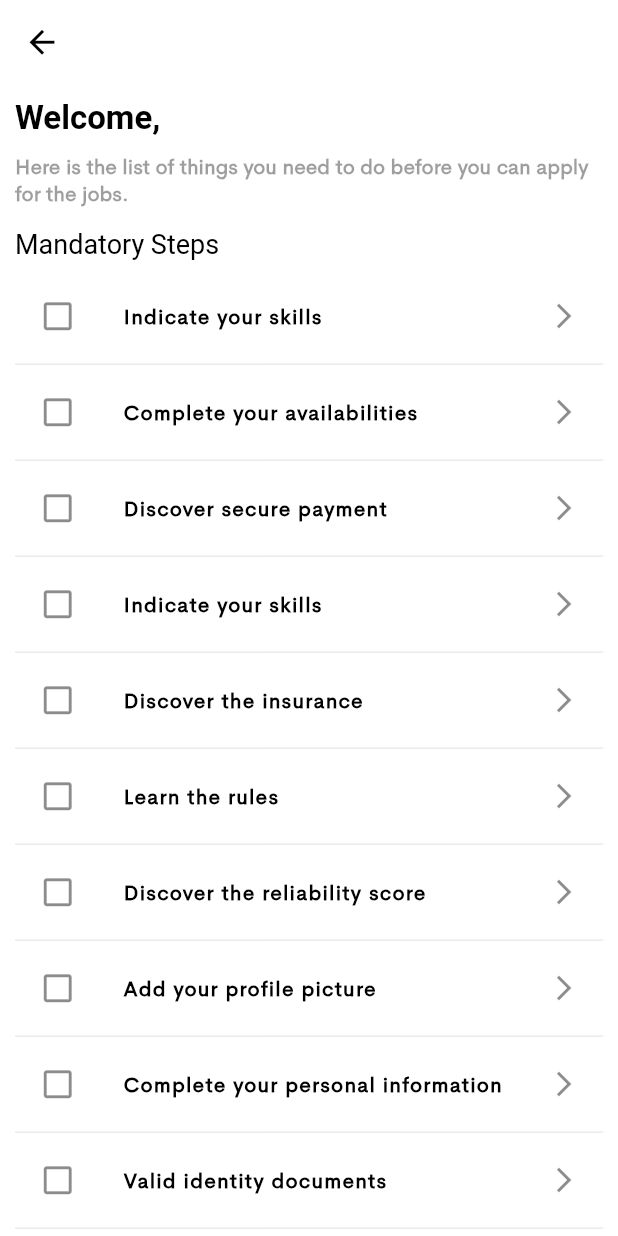
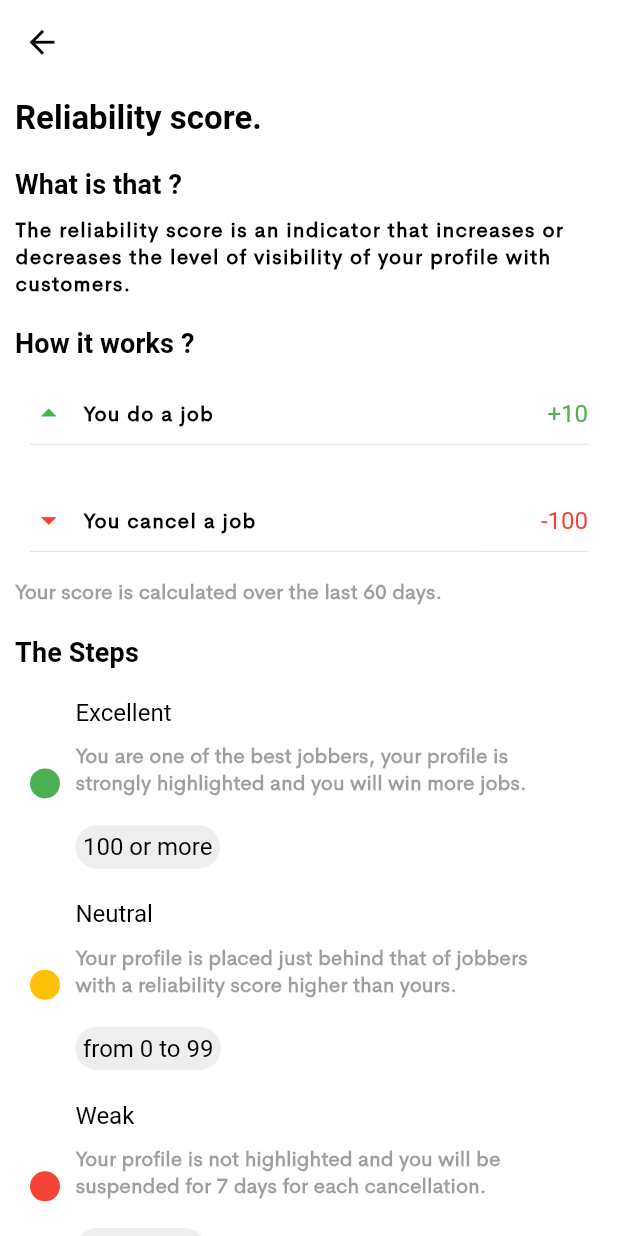
Before and after one commit to bilawal786/mister_jobby_jobber, a Flutter app: the MandatoryStepsScreen screen opened by its route, after a tap on "Discover the reliability score", on a phone screen of 412 x 824 dp. Run offline on Flutter 3.47's test engine with Material 2 defaults, Android fonts, the phone set to English and light mode, and no system bars; our stand-ins replace easy_localization, google_maps_flutter; network calls fail; Roboto replaces fonts that are missing (Cerebri Sans Bold).

Commit message:
learn rules screen, reliability screen insurance screen added

```diff
--- a/lib/helper/routes.dart
+++ b/lib/helper/routes.dart
@@ -10,6 +10,9 @@ class MyRoutes {
   static const String AVAILABILITIESSCREENROUTE = "Availabilities-Steps-Screen";
   static const String PROGRESSSERVICESROUTE = "Progress-Service-Screen";
   static const String INDICATESKILLSROUTE = "Indicate-Skills-Screen";
+  static const String INSURANCESCREENROUTE = "Mister-Jobby-Insurance-Screen";
+  static const String LEARNRULESSCREENROUTE = "Learn-Rules-Screen";
+  static const String RELIABILITYSCOREROUTE = "Reliability-Score-Screen";
 
   static String BASEURL = 'https://misterjobby.ikaedigital.com/api';
   static String IMAGEURL = 'https://misterjobby.ikaedigital.com/';
--- /dev/null
+++ b/lib/screens/auth_screens/mandatory_steps/reliability_score_step/reliability_score_step_screen.dart
@@ -0,0 +1,256 @@
+import 'package:easy_localization/easy_localization.dart';
+import 'package:flutter/material.dart';
+import 'package:mister_jobby_jobber/widgets/const_widgets/custom_button.dart';
+import 'package:mister_jobby_jobber/widgets/const_widgets/custom_list_tile.dart';
+
+class ReliabilityScoreScreen extends StatelessWidget {
+  const ReliabilityScoreScreen({Key? key}) : super(key: key);
+
+  @override
+  Widget build(BuildContext context) {
+    return Scaffold(
+      appBar: AppBar(
+        backgroundColor: Colors.white,
+        elevation: 0,
+        iconTheme: const IconThemeData(
+          color: Colors.black,
+          size: 25,
+        ),
+      ),
+      body: SingleChildScrollView(
+        child: Column(
+          crossAxisAlignment: CrossAxisAlignment.start,
+          children: <Widget>[
+            Padding(
+              padding: const EdgeInsets.all(10.0),
+              child: Column(
+                crossAxisAlignment: CrossAxisAlignment.start,
+                children: <Widget>[
+                  Text(
+                    "Reliability score.",
+                    style: Theme.of(context).textTheme.titleMedium,
+                  ).tr(),
+                  SizedBox(
+                    height: MediaQuery.of(context).size.width / 20,
+                  ),
+                  Text(
+                    "What is that ?", style: Theme.of(context).textTheme.titleSmall,
+                  ).tr(),
+                  SizedBox(
+                    height: MediaQuery.of(context).size.width / 40,
+                  ),
+                  Text("The reliability score is an indicator that increases or decreases the level of visibility of your profile with customers.",
+                  style: Theme.of(context).textTheme.bodySmall,).tr(),
+                  SizedBox(
+                    height: MediaQuery.of(context).size.width / 20,
+                  ),
+                  Text(
+                    "How it works ?", style: Theme.of(context).textTheme.titleSmall,
+                  ).tr(),
+                  SizedBox(
+                    height: MediaQuery.of(context).size.width / 30,
+                  ),
+                  Padding(
+                    padding: const EdgeInsets.all(10.0),
+                    child: Column(
+                      children: <Widget>[
+                        Row(
+                          mainAxisAlignment: MainAxisAlignment.start,
+                          children: <Widget>[
+                            const Icon(Icons.arrow_drop_up, size: 25,color: Colors.green,),
+                            SizedBox(
+                              width: MediaQuery.of(context).size.width / 40,
+                            ),
+                            Text("You do a job", style: Theme.of(context).textTheme.bodySmall,).tr(),
+                            const Spacer(),
+                            const Text("+10", style: TextStyle(fontSize: 16, color: Colors.green,),),
+                          ],
+                        ),
+                        const Divider(),
+                      ],
+                    ),
+                  ),
+                  SizedBox(
+                    height: MediaQuery.of(context).size.width / 40,
+                  ),
+                  Padding(
+                    padding: const EdgeInsets.all(10.0),
+                    child: Column(
+                      children: <Widget>[
+                        Row(
+                          mainAxisAlignment: MainAxisAlignment.start,
+                          children: <Widget>[
+                            const Icon(Icons.arrow_drop_down, size: 25,color: Colors.red,),
+                            SizedBox(
+                              width: MediaQuery.of(context).size.width / 40,
+                            ),
+                            Text("You cancel a job", style: Theme.of(context).textTheme.bodySmall,).tr(),
+                            const Spacer(),
+                            const Text("-100", style: TextStyle(fontSize: 16, color: Colors.red,),),
+                          ],
+                        ),
+                        const Divider(),
+                      ],
+                    ),
+                  ),
+                  Text("Your score is calculated over the last 60 days.", style: Theme.of(context).textTheme.labelMedium,).tr(),
+                  SizedBox(
+                    height: MediaQuery.of(context).size.width / 20,
+                  ),
+                  Text("The Steps", style: Theme.of(context).textTheme.titleSmall,).tr(),
+                  SizedBox(
+                    height: MediaQuery.of(context).size.width / 40,
+                  ),
+                  Padding(
+                    padding: const EdgeInsets.all(10.0),
+                    child: Column(
+                      children: <Widget>[
+                        Row(
+                          children: <Widget>[
+                            Container(
+                              padding: const EdgeInsets.all(10),
+                              decoration: const BoxDecoration(
+                                color: Colors.green,
+                                shape: BoxShape.circle,
+                              ),
+                            ),
+                            SizedBox(width: MediaQuery.of(context).size.width / 40,),
+                            Column(
+                              crossAxisAlignment: CrossAxisAlignment.start,
+                              children: <Widget>[
+                                Text("Excellent", style: Theme.of(context).textTheme.bodyMedium,).tr(),
+                                SizedBox(height: MediaQuery.of(context).size.width / 40,),
+                                SizedBox(
+                                  width: MediaQuery.of(context).size.width / 1.3,
+                                  height: MediaQuery.of(context).size.width / 8.2,
+                                  child: Text("You are one of the best jobbers, your profile is strongly highlighted and you will win more jobs.",
+                                    style: Theme.of(context).textTheme.labelMedium,),
+                                ),
+                                SizedBox(height: MediaQuery.of(context).size.width / 80,),
+                                Container(
+                                  padding: const EdgeInsets.all(5.0),
+                                  decoration: BoxDecoration(
+                                    color: Colors.grey.shade200,
+                                    borderRadius: BorderRadius.circular(20.0),
+                                  ),
+                                  child: Text("100 or more", style: Theme.of(context).textTheme.bodyMedium,),
+                                ),
+                              ],
+                            ),
+                          ],
+                        ),
+                        SizedBox(height: MediaQuery.of(context).size.width / 20,),
+                        Row(
+                          children: <Widget>[
+                            Container(
+                              padding: const EdgeInsets.all(10),
+                              decoration: const BoxDecoration(
+                                color: Colors.amber,
+                                shape: BoxShape.circle,
+                              ),
+                            ),
+                            SizedBox(width: MediaQuery.of(context).size.width / 40,),
+                            Column(
+                              crossAxisAlignment: CrossAxisAlignment.start,
+                              children: <Widget>[
+                                Text("Neutral", style: Theme.of(context).textTheme.bodyMedium,).tr(),
+                                SizedBox(height: MediaQuery.of(context).size.width / 40,),
+                                SizedBox(
+                                  width: MediaQuery.of(context).size.width / 1.3,
+                                  height: MediaQuery.of(context).size.width / 8.2,
+                                  child: Text("Your profile is placed just behind that of jobbers with a reliability score higher than yours.",
+                                    style: Theme.of(context).textTheme.labelMedium,),
+                                ),
+                                SizedBox(height: MediaQuery.of(context).size.width / 80,),
+                                Container(
+                                  padding: const EdgeInsets.all(5.0),
+                                  decoration: BoxDecoration(
+                                    color: Colors.grey.shade200,
+                                    borderRadius: BorderRadius.circular(20.0),
+                                  ),
+                                  child: Text("from 0 to 99", style: Theme.of(context).textTheme.bodyMedium,),
+                                ),
+                              ],
+                            ),
+                          ],
+                        ),
+                        SizedBox(height: MediaQuery.of(context).size.width / 20,),
+                        Row(
+                          children: <Widget>[
+                            Container(
+                              padding: const EdgeInsets.all(10),
+                              decoration: const BoxDecoration(
+                                color: Colors.red,
+                                shape: BoxShape.circle,
+                              ),
+                            ),
+                            SizedBox(width: MediaQuery.of(context).size.width / 40,),
+                            Column(
+                              crossAxisAlignment: CrossAxisAlignment.start,
+                              children: <Widget>[
+                                Text("Weak", style: Theme.of(context).textTheme.bodyMedium,).tr(),
+                                SizedBox(height: MediaQuery.of(context).size.width / 40,),
+                                SizedBox(
+                                  width: MediaQuery.of(context).size.width / 1.3,
+                                  height: MediaQuery.of(context).size.width / 8.2,
+                                  child: Text("Your profile is not highlighted and you will be suspended for 7 days for each cancellation.",
+                                    style: Theme.of(context).textTheme.labelMedium,),
+                                ),
+                                SizedBox(height: MediaQuery.of(context).size.width / 80,),
+                                Container(
+                                  padding: const EdgeInsets.all(5.0),
+                                  decoration: BoxDecoration(
+                                    color: Colors.grey.shade200,
+                                    borderRadius: BorderRadius.circular(20.0),
+                                  ),
+                                  child: Text("less than 0", style: Theme.of(context).textTheme.bodyMedium,),
+                                ),
+                              ],
+                            ),
+                          ],
+                        ),
+                      ],
+                    ),
+                  ),
+                  SizedBox(height: MediaQuery.of(context).size.width / 20,),
+                  Text(
+                    "How do I increase my reliability score?", style: Theme.of(context).textTheme.titleSmall,
+                  ).tr(),
+                  SizedBox(
+                    height: MediaQuery.of(context).size.width / 40,
+                  ),
+                  const CustomListTile(leadingIcon: Icons.date_range, title: "Check that you are available" , subTitle: "You apply for dates and times that must be respected. Update your Mister Jobby agenda regularly to make sure you never have to cancel."),
+                  const Divider(),
+                  SizedBox(
+                    height: MediaQuery.of(context).size.width / 40,
+                  ),
+                  const CustomListTile(leadingIcon: Icons.scatter_plot_outlined, title: "Make sure you have the skills and materials" , subTitle: "Before offering your services, read the content of each request carefully to verify that you can perform the mission well."),
+                  const Divider(),
+                  SizedBox(
+                    height: MediaQuery.of(context).size.width / 40,
+                  ),
+                  const CustomListTile(leadingIcon: Icons.watch_later_outlined, title: "Respect your hourly rate" , subTitle: "You choose your hourly pay and validate it online. No packages, no cash, no surprises for you or your client."),
+                  const Divider(),
+                  SizedBox(
+                    height: MediaQuery.of(context).size.width / 40,
+                  ),
+                  const CustomListTile(leadingIcon: Icons.gps_fixed, title: "Adjust your intervention area" , subTitle: "Adjust your area of intervention to find jobs near you."),
+                  const Divider(),
+                  SizedBox(
+                    height: MediaQuery.of(context).size.width / 40,
+                  ),
+                  const CustomListTile(leadingIcon: Icons.message_rounded, title: "Communicate with your customer" , subTitle: "Relationships are essential! Have exemplary behavior, be polite, available and attentive. If you have an unforeseen event, call your client to arrange it with him."),
+                  const Divider(),
+                  SizedBox(
+                    height: MediaQuery.of(context).size.width / 40,
+                  ),
+                  CustomButton(onPress: (){}, buttonName: "Confirm"),
+                ],
+              ),
+            ),
+          ],
+        ),
+      ),
+    );
+  }
+}
--- a/lib/screens/auth_screens/mandatory_steps_screen.dart
+++ b/lib/screens/auth_screens/mandatory_steps_screen.dart
@@ -58,15 +58,7 @@ class MandatoryStepsScreen extends StatelessWidget {
                   ),
                   const Divider(),
                   ListTile(
-                    onTap: (){},
-                    dense: true,
-                    leading: const Icon(Icons.check_box_outline_blank, size: 25, color: Colors.black45,),
-                    title: Text("Indicate your skills", style: Theme.of(context).textTheme.bodySmall,).tr(),
-                    trailing: const Icon(Icons.arrow_forward_ios, size: 20,),
-                  ),
-                  const Divider(),
-                  ListTile(
-                    onTap: (){},
+                    onTap: ()=> Navigator.of(context).pushNamed(MyRoutes.INSURANCESCREENROUTE),
                     dense: true,
                     leading: const Icon(Icons.check_box_outline_blank, size: 25, color: Colors.black45,),
                     title: Text("Discover the insurance", style: Theme.of(context).textTheme.bodySmall,).tr(),
@@ -74,7 +66,7 @@ class MandatoryStepsScreen extends StatelessWidget {
                   ),
                   const Divider(),
                   ListTile(
-                    onTap: (){},
+                    onTap: ()=> Navigator.of(context).pushNamed(MyRoutes.LEARNRULESSCREENROUTE),
                     dense: true,
                     leading: const Icon(Icons.check_box_outline_blank, size: 25, color: Colors.black45,),
                     title: Text("Learn the rules", style: Theme.of(context).textTheme.bodySmall,).tr(),
@@ -82,7 +74,7 @@ class MandatoryStepsScreen extends StatelessWidget {
                   ),
                   const Divider(),
                   ListTile(
-                    onTap: (){},
+                    onTap: ()=> Navigator.of(context).pushNamed(MyRoutes.RELIABILITYSCOREROUTE),
                     dense: true,
                     leading: const Icon(Icons.check_box_outline_blank, size: 25, color: Colors.black45,),
                     title: Text("Discover the reliability score", style: Theme.of(context).textTheme.bodySmall,).tr(),
```
Also changed, not shown: lib/main.dart (+7 -1 lines), lib/screens/auth_screens/mandatory_steps/learn_rules/learn_rules_step.dart (added, +130 -0 lines), lib/screens/auth_screens/mandatory_steps/mister_jobby_insurance_step/mister_jobby_insurance.dart (added, +130 -0 lines).
